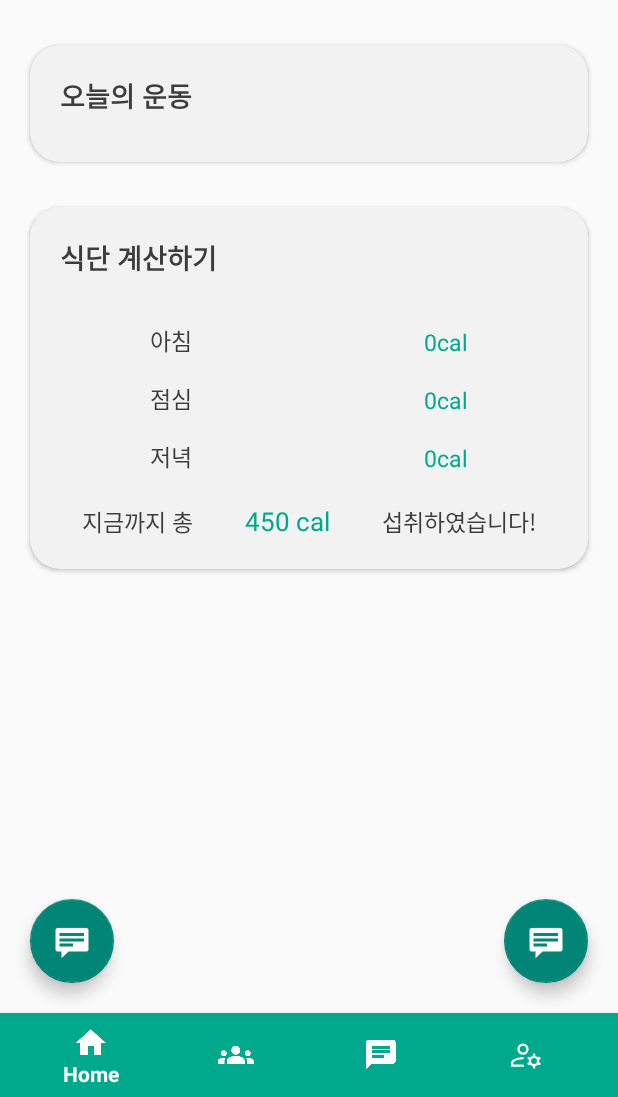
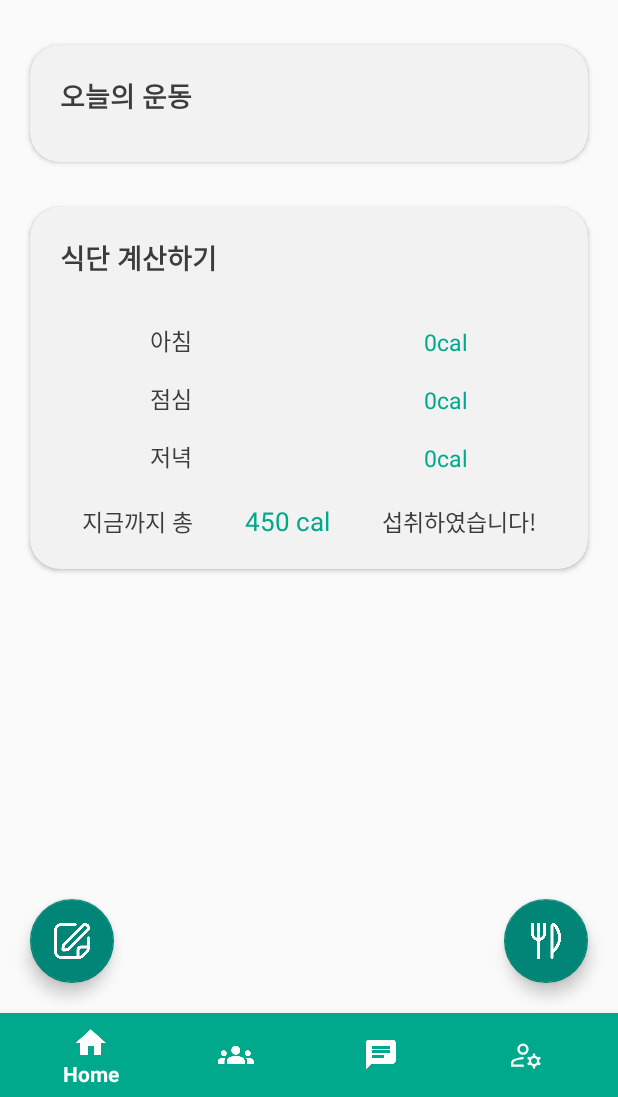
Before and after one commit to Blue-hyeon/Fooching, an Android app: the HomeFragment screen opened directly, with no data from a screen before it, on a phone screen of 412 x 824 dp, the part 139-1236 px from its top. Run offline under Robolectric (Android 15) with nearby library versions, the phone set to English and light mode, and no system bars; our stand-ins replace Firebase (no records; nobody signed in at launch, a user with empty details on screens opened directly).

Commit message:
modify image

```diff
--- a/app/src/main/res/layout/fragment_home.xml
+++ b/app/src/main/res/layout/fragment_home.xml
@@ -214,7 +214,7 @@
         android:layout_marginTop="20dp"
         android:layout_marginEnd="20dp"
         android:layout_marginBottom="20dp"
-        android:src="@android:drawable/stat_notify_chat"
+        android:src="@drawable/diet"
         app:layout_constraintEnd_toEndOf="parent"
         app:layout_constraintBottom_toBottomOf="parent"/>
 
@@ -229,7 +229,7 @@
         android:layout_marginTop="20dp"
         android:layout_marginEnd="20dp"
         android:layout_marginBottom="20dp"
-        android:src="@android:drawable/stat_notify_chat"
+        android:src="@drawable/edit"
         app:layout_constraintLeft_toLeftOf="parent"
         app:layout_constraintBottom_toBottomOf="parent"/>
     <ImageButton
```
Also changed, not shown: app/src/main/res/drawable/diet.png (added), app/src/main/res/drawable/edit.png (added).
